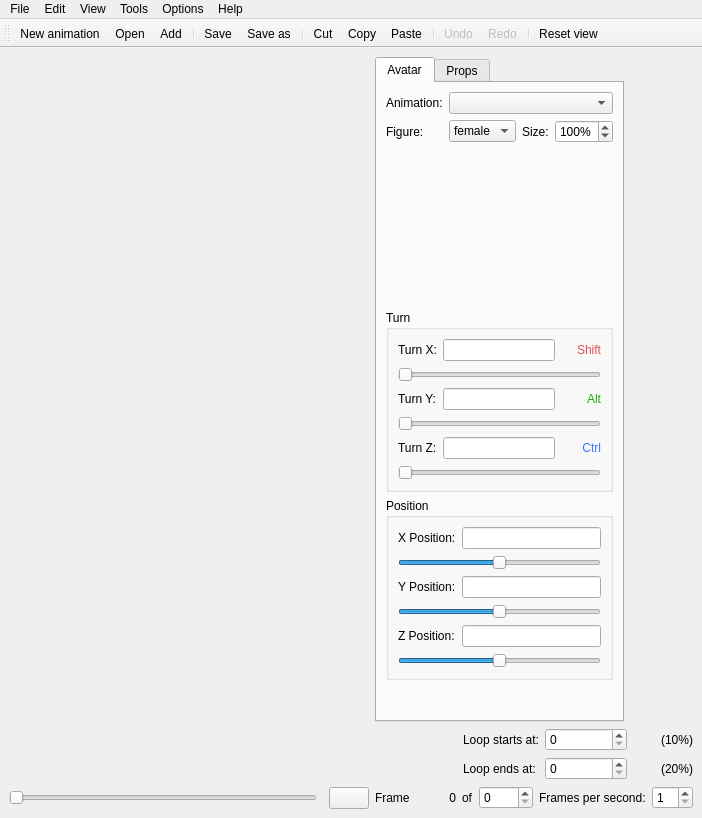
Before: the Qt Designer form src/pinglymotionwindow.ui in pingledingle-tech/PinglyMotion, drawn with Qt 5.
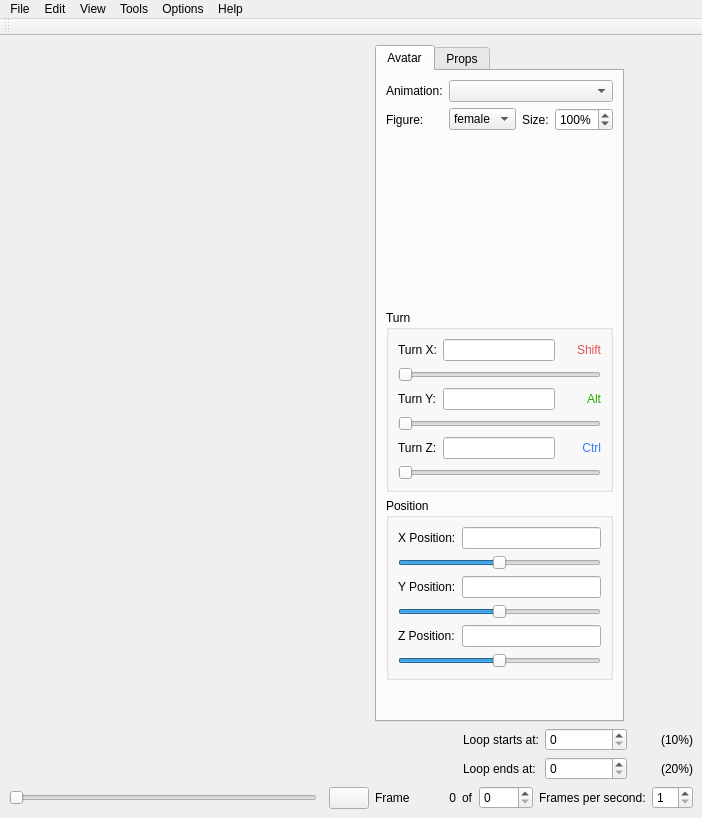
After: the same form once the commit is applied. Icons and pictures are not drawn. Custom widgets are drawn as their Qt base class.

Patch:
```diff
--- a/src/pinglymotionwindow.ui
+++ b/src/pinglymotionwindow.ui
@@ -1390,21 +1390,6 @@
    <attribute name="toolBarBreak">
     <bool>false</bool>
    </attribute>
-   <addaction name="fileNewAction"/>
-   <addaction name="fileOpenAction"/>
-   <addaction name="fileAddAction"/>
-   <addaction name="separator"/>
-   <addaction name="fileSaveAction"/>
-   <addaction name="fileSaveAsAction"/>
-   <addaction name="separator"/>
-   <addaction name="editCutAction"/>
-   <addaction name="editCopyAction"/>
-   <addaction name="editPasteAction"/>
-   <addaction name="separator"/>
-   <addaction name="editUndoAction"/>
-   <addaction name="editRedoAction"/>
-   <addaction name="separator"/>
-   <addaction name="resetCameraAction"/>
   </widget>
   <action name="fileNewAction">
    <property name="icon">
@@ -1481,42 +1466,6 @@
     <string>Ctrl+Q</string>
    </property>
   </action>
-  <action name="editUndoAction">
-   <property name="enabled">
-    <bool>false</bool>
-   </property>
-   <property name="icon">
-    <iconset resource="icons.qrc">
-     <normaloff>:/icons/icons/undo.png</normaloff>:/icons/icons/undo.png</iconset>
-   </property>
-   <property name="text">
-    <string>Undo</string>
-   </property>
-   <property name="shortcut">
-    <string>Ctrl+Z</string>
-   </property>
-   <property name="visible">
-    <bool>false</bool>
-   </property>
-  </action>
-  <action name="editRedoAction">
-   <property name="enabled">
-    <bool>false</bool>
-   </property>
-   <property name="icon">
-    <iconset resource="icons.qrc">
-     <normaloff>:/icons/icons/redo.png</normaloff>:/icons/icons/redo.png</iconset>
-   </property>
-   <property name="text">
-    <string>Redo</string>
-   </property>
-   <property name="shortcut">
-    <string>Ctrl+Shift+Z</string>
-   </property>
-   <property name="visible">
-    <bool>false</bool>
-   </property>
-  </action>
   <action name="editCutAction">
    <property name="icon">
     <iconset resource="icons.qrc">
```
Left out of the diff: 9 changed lines with no effect on the pictures.
